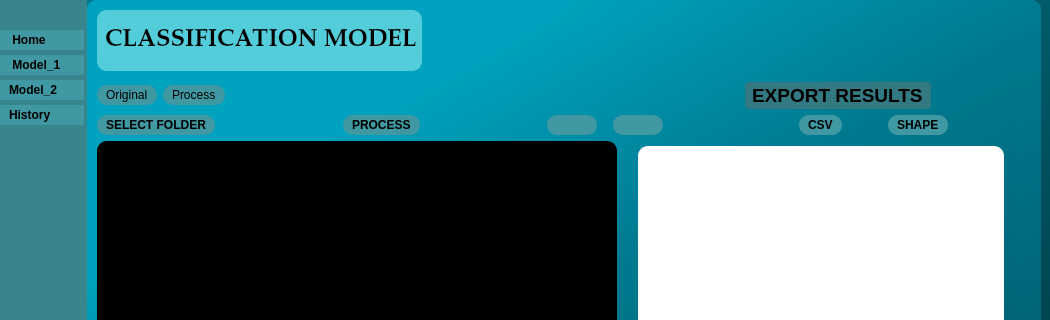
This is Main_GUI.ui in AlexEspinosa98/Guide_dis as Qt 5 draws it before an edit; both pictures show x 0 to 1050 and y 0 to 320 of the 1050 by 564 pixel window. The edited form follows.
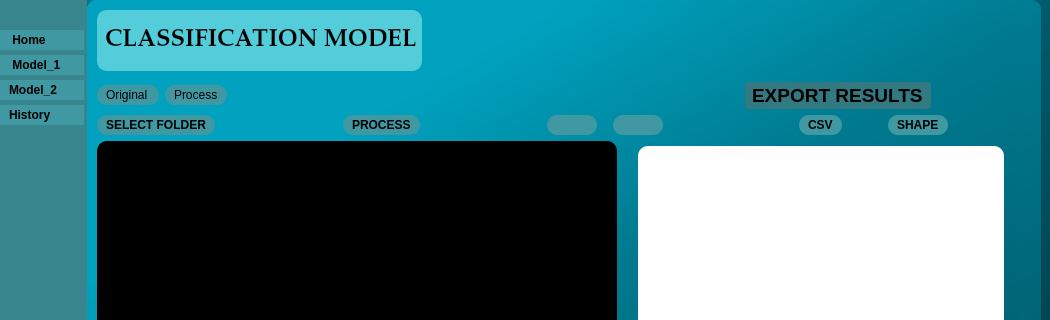
This is the edited form. The open tabs and pages were chosen to show the change. Icons and pictures are not drawn.

Commit message: Agregado label sin fondo

```diff
--- a/Main_GUI.ui
+++ b/Main_GUI.ui
@@ -849,6 +849,12 @@
           <layout class="QHBoxLayout" name="ho_titulo2_3">
            <item>
             <widget class="QPushButton" name="pushButton">
+             <property name="maximumSize">
+              <size>
+               <width>62</width>
+               <height>16777215</height>
+              </size>
+             </property>
              <property name="text">
               <string>Original</string>
              </property>
@@ -856,19 +862,70 @@
            </item>
            <item>
             <widget class="QPushButton" name="pushButton_2">
+             <property name="maximumSize">
+              <size>
+               <width>62</width>
+               <height>16777215</height>
+              </size>
+             </property>
              <property name="text">
               <string>Process</string>
              </property>
             </widget>
            </item>
+           <item>
+            <spacer name="horizontalSpacer_3">
+             <property name="orientation">
+              <enum>Qt::Horizontal</enum>
+             </property>
+             <property name="sizeType">
+              <enum>QSizePolicy::Maximum</enum>
+             </property>
+             <property name="sizeHint" stdset="0">
+              <size>
+               <width>260</width>
+               <height>20</height>
+              </size>
+             </property>
+            </spacer>
+           </item>
+           <item>
+            <widget class="QLabel" name="label_7">
+             <property name="sizePolicy">
+              <sizepolicy hsizetype="Maximum" vsizetype="Maximum">
+               <horstretch>0</horstretch>
+               <verstretch>0</verstretch>
+              </sizepolicy>
+             </property>
+             <property name="maximumSize">
+              <size>
+               <width>300</width>
+               <height>100</height>
+              </size>
+             </property>
+             <property name="styleSheet">
+              <string notr="true">QLabel{
+	background-color:rgba(0, 0, 0,0);
+	text-align: center;
+}
+</string>
+             </property>
+             <property name="text">
+              <string/>
+             </property>
+            </widget>
+           </item>
            <item>
             <spacer name="horizontalSpacer_22">
              <property name="orientation">
               <enum>Qt::Horizontal</enum>
              </property>
+             <property name="sizeType">
+              <enum>QSizePolicy::Maximum</enum>
+             </property>
              <property name="sizeHint" stdset="0">
               <size>
-               <width>40</width>
+               <width>115</width>
                <height>20</height>
               </size>
              </property>
@@ -902,7 +959,7 @@
               <enum>Qt::Horizontal</enum>
              </property>
              <property name="sizeType">
-              <enum>QSizePolicy::Preferred</enum>
+              <enum>QSizePolicy::Maximum</enum>
              </property>
              <property name="sizeHint" stdset="0">
               <size>
```
Left out of the diff: 100 changed lines with no effect on the pictures. The commit also changes 1 other file.
